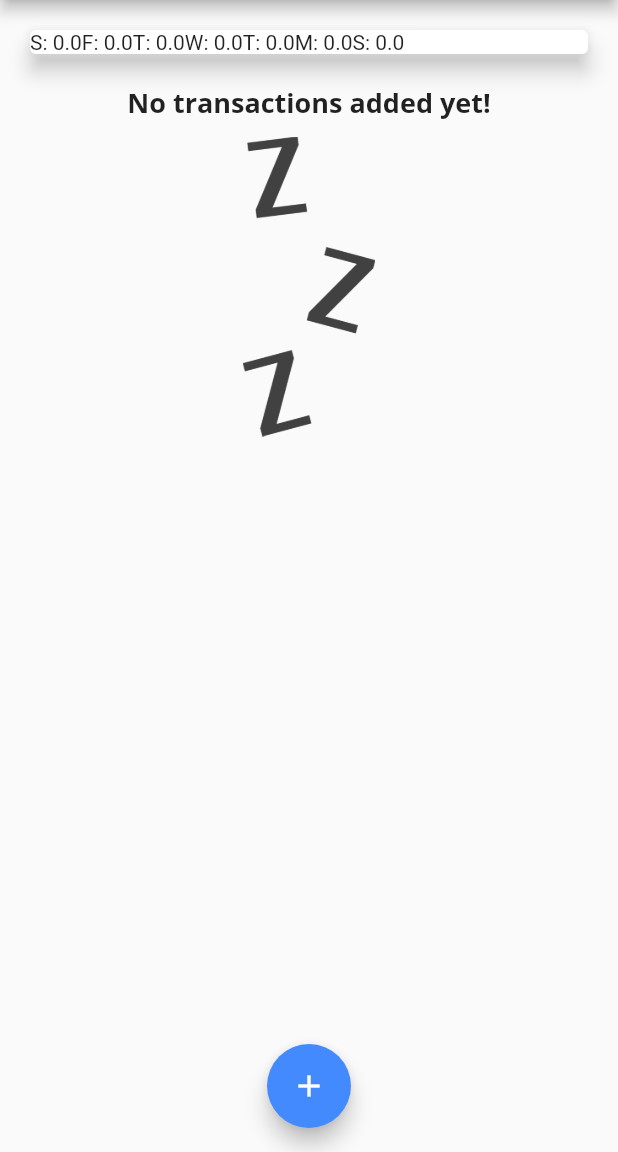
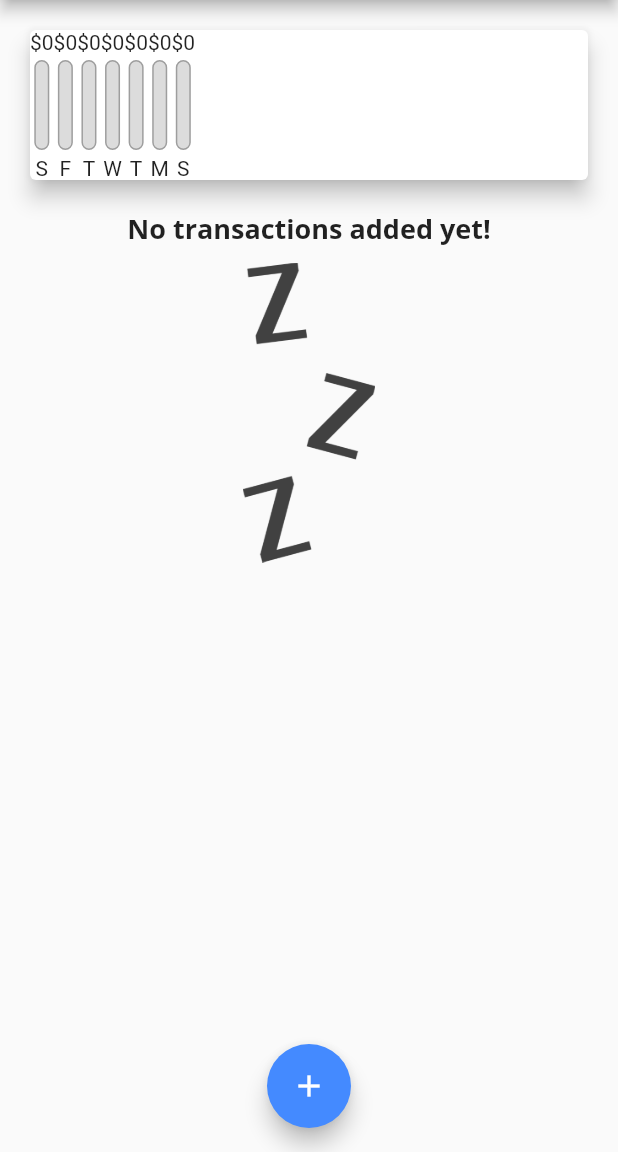
Before and after one commit to pamodaravihansa/Personal_Expenses_App, a Flutter app: the screen it shows after launch, on a phone screen of 412 x 824 dp, the part 84-1236 px from its top. Run offline on Flutter 3.47's test engine with Material 2 defaults, Android fonts, the phone set to English and light mode, and no system bars.

Commit message:
bar chart widget fixed

```diff
--- a/lib/widgets/chart.dart
+++ b/lib/widgets/chart.dart
@@ -1,8 +1,11 @@
 // ignore_for_file: prefer_const_constructors
 
 import 'package:flutter/material.dart';
+import 'package:personal_expenses_app/widgets/chart_bar.dart';
 import '../models/transaction.dart';
 import 'package:intl/intl.dart';
+
+import 'chart_bar.dart';
 
 class Chart extends StatelessWidget {
   final List<Transaction> recentTransactions;
@@ -32,6 +35,12 @@ class Chart extends StatelessWidget {
     });
   }
 
+  double get totalSpending {
+    return groupedTransactionValues.fold(0.00, (sum, item) {
+      return sum + (item['amount'] as double);
+    });
+  }
+
   @override
   Widget build(BuildContext context) {
     print(groupedTransactionValues);
@@ -40,7 +49,12 @@ class Chart extends StatelessWidget {
       margin: EdgeInsets.all(20),
       child: Row(
         children: groupedTransactionValues.map((data) {
-          return Text('${data['day']}: ${data['amount']}');
+          return ChartBar(
+              (data['day'] as String),
+              (data['amount'] as double),
+              totalSpending == 0.0
+                  ? 0.0
+                  : (data['amount'] as double) / totalSpending);
         }).toList(),
       ),
     );
```
